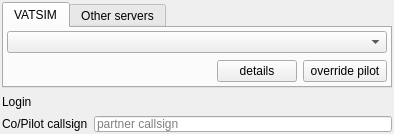
swift-project/pilotclient, file src/blackgui/components/networkdetailscomponent.ui: the form before one commit.
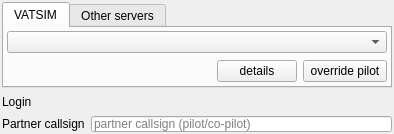
The form after the commit. Icons and pictures are not drawn. Custom widgets are drawn as their Qt base class.

Commit message:
Ref T703, get partner callsign and validate it
* added functions in network details
* validation and login with partner callsign

Diff of the .ui file:
```diff
--- a/src/blackgui/components/networkdetailscomponent.ui
+++ b/src/blackgui/components/networkdetailscomponent.ui
@@ -252,7 +252,7 @@
           <item row="1" column="1">
            <widget class="QLineEdit" name="le_Copilot">
             <property name="placeholderText">
-             <string>partner callsign</string>
+             <string>partner callsign (pilot/co-pilot)</string>
             </property>
            </widget>
           </item>
@@ -276,7 +276,7 @@
           <item row="1" column="0">
            <widget class="QLabel" name="lbl_Copilot">
             <property name="text">
-             <string>Co/Pilot callsign</string>
+             <string>Partner callsign</string>
             </property>
            </widget>
           </item>
```
Left out of the diff: 4 changed lines with no effect on the pictures. The commit also changes 4 other files.
